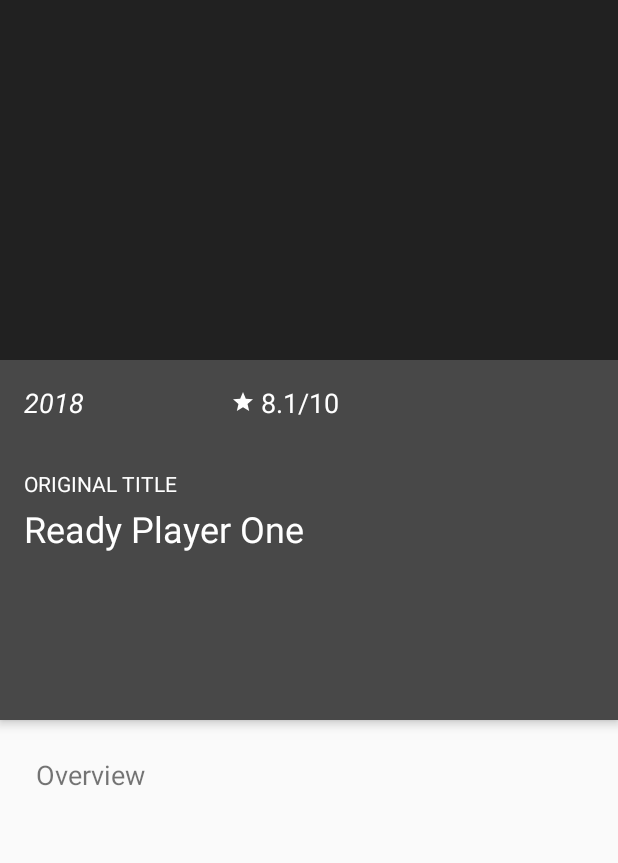
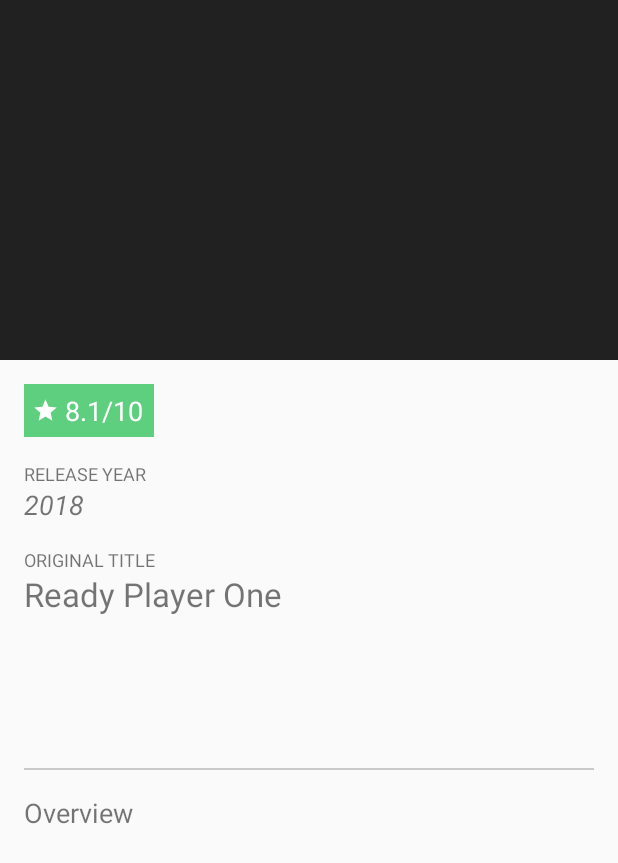
Before and after one commit to meekmika/popular-movies-stage-1, an Android app: the layout activity_detail.xml on its own in the app's theme, with its tools: preview values and no code run, on a phone screen of 412 x 824 dp. Shown: the top 863 px of the screen. Run offline under Robolectric (Android 15) with nearby library versions, the phone set to English and light mode, and no system bars; plain views replace CollapsingToolbarLayout.

Commit message:
change layout for Detail view

```diff
--- a/app/src/main/AndroidManifest.xml
+++ b/app/src/main/AndroidManifest.xml
@@ -19,8 +19,10 @@
                 <category android:name="android.intent.category.LAUNCHER" />
             </intent-filter>
         </activity>
-        <activity android:name=".DetailActivity"
-            android:parentActivityName=".MainActivity"></activity>
+        <activity
+            android:name=".DetailActivity"
+            android:parentActivityName=".MainActivity" />
+        <activity android:name=".SettingsActivity"></activity>
     </application>
 
 </manifest>
--- a/app/src/main/java/com/example/android/popularmovies/DetailActivity.java
+++ b/app/src/main/java/com/example/android/popularmovies/DetailActivity.java
@@ -40,7 +40,7 @@ public class DetailActivity extends AppCompatActivity {
         setSupportActionBar(mToolbar);
         getSupportActionBar().setDisplayHomeAsUpEnabled(true);
 
-        mMovie = getIntent().getParcelableExtra(getString(R.string.MOVIE));
+        mMovie = getIntent().getParcelableExtra(getString(R.string.movie_key));
 
         mCollapsingToolbarLayout.setTitle(mMovie.getTitle());
         mCollapsingToolbarLayout.setExpandedTitleTextAppearance(R.style.ExpandedTitleTextStyle);
--- a/app/src/main/java/com/example/android/popularmovies/MainActivity.java
+++ b/app/src/main/java/com/example/android/popularmovies/MainActivity.java
@@ -14,7 +14,6 @@ import android.util.Log;
 import android.view.View;
 import android.widget.LinearLayout;
 import android.widget.ProgressBar;
-import android.widget.Toast;
 
 import com.example.android.popularmovies.data.model.Movie;
 import com.example.android.popularmovies.data.model.TMDBResponse;
@@ -23,7 +22,6 @@ import com.example.android.popularmovies.utils.ApiUtils;
 
 import butterknife.BindView;
 import butterknife.ButterKnife;
-import butterknife.Optional;
 import retrofit2.Call;
 import retrofit2.Callback;
 import retrofit2.Response;
@@ -95,7 +93,7 @@ public class MainActivity extends AppCompatActivity implements MoviePosterAdapte
         Context context = this;
         Class destinationClass = DetailActivity.class;
         Intent intentToStartDetailActivity = new Intent(context, destinationClass);
-        intentToStartDetailActivity.putExtra(getString(R.string.MOVIE), selectedMovie);
+        intentToStartDetailActivity.putExtra(getString(R.string.movie_key), selectedMovie);
         startActivity(intentToStartDetailActivity);
     }
 
--- a/app/src/main/res/layout/activity_detail.xml
+++ b/app/src/main/res/layout/activity_detail.xml
@@ -51,114 +51,105 @@
         <LinearLayout
             android:layout_width="match_parent"
             android:layout_height="wrap_content"
-            android:orientation="vertical">
+            android:orientation="vertical"
+            android:padding="16dp">
 
             <LinearLayout
                 android:layout_width="match_parent"
                 android:layout_height="wrap_content"
-                android:background="@color/colorPrimaryLight"
                 android:minHeight="240dp"
-                android:orientation="horizontal"
-                android:elevation="4dp">
+                android:orientation="horizontal">
 
-                <android.support.constraint.ConstraintLayout
+                <LinearLayout
                     android:layout_width="0dp"
-                    android:layout_height="wrap_content"
+                    android:layout_height="match_parent"
+                    android:layout_marginRight="16dp"
                     android:layout_weight="1"
+                    android:orientation="vertical">
 
-                    android:orientation="vertical">
+                    <LinearLayout
+                        android:layout_width="wrap_content"
+                        android:layout_height="wrap_content"
+                        android:layout_marginBottom="16dp"
+                        android:background="@color/colorAccent"
+                        android:gravity="center_vertical"
+                        android:orientation="horizontal"
+                        android:padding="5dp">
+
+                        <ImageView
+                            android:layout_width="18dp"
+                            android:layout_height="18dp"
+                            android:layout_marginRight="4dp"
+                            android:src="@drawable/ic_star_white_24dp" />
+
+                        <TextView
+                            android:id="@+id/tv_movie_rating"
+                            android:layout_width="wrap_content"
+                            android:layout_height="wrap_content"
+                            android:layout_marginRight="2dp"
+                            android:textColor="@android:color/white"
+                            android:textSize="18sp"
+                            tools:text="8.1/10" />
+
+                    </LinearLayout>
+
+                    <TextView
+                        android:layout_width="wrap_content"
+                        android:layout_height="wrap_content"
+                        android:text="Release year"
+                        android:textAllCaps="true"
+                        android:textSize="12sp" />
 
                     <TextView
                         android:id="@+id/tv_movie_release_date"
                         android:layout_width="wrap_content"
                         android:layout_height="wrap_content"
-                        android:layout_marginLeft="16dp"
-                        android:layout_marginStart="16dp"
-                        android:layout_marginTop="16dp"
-                        android:textColor="@android:color/white"
+                        android:layout_marginBottom="16dp"
                         android:textSize="18sp"
                         android:textStyle="italic"
-                        app:layout_constraintStart_toStartOf="parent"
-                        app:layout_constraintTop_toTopOf="parent"
                         tools:text="2018" />
 
-                    <ImageView
-                        android:id="@+id/imageView"
-                        android:layout_width="16dp"
-                        android:layout_height="16dp"
-                        android:layout_marginEnd="4dp"
-                        android:layout_marginRight="4dp"
-                        android:layout_marginTop="20dp"
-                        android:src="@drawable/ic_star_white_24dp"
-                        app:layout_constraintEnd_toStartOf="@+id/tv_movie_rating"
-                        app:layout_constraintTop_toTopOf="parent" />
 
                     <TextView
-                        android:id="@+id/tv_movie_rating"
                         android:layout_width="wrap_content"
                         android:layout_height="wrap_content"
-                        android:layout_marginEnd="16dp"
-                        android:layout_marginRight="16dp"
-                        android:layout_marginTop="16dp"
-                        android:textColor="@android:color/white"
-                        android:textSize="18sp"
-                        app:layout_constraintEnd_toEndOf="parent"
-                        app:layout_constraintTop_toTopOf="parent"
-                        tools:text="8.1/10" />
-
-                    <TextView
-                        android:id="@+id/textView"
-                        android:layout_width="wrap_content"
-                        android:layout_height="wrap_content"
-                        android:layout_marginLeft="16dp"
-                        android:layout_marginStart="16dp"
-                        android:layout_marginTop="32dp"
                         android:text="@string/original_title"
                         android:textAllCaps="true"
-                        android:textColor="@android:color/white"
-                        android:textSize="14sp"
-                        app:layout_constraintStart_toStartOf="parent"
-                        app:layout_constraintTop_toBottomOf="@+id/tv_movie_release_date" />
+                        android:textSize="12sp" />
 
                     <TextView
                         android:id="@+id/tv_movie_original_title"
                         android:layout_width="wrap_content"
                         android:layout_height="wrap_content"
-                        android:layout_marginLeft="16dp"
-                        android:layout_marginStart="16dp"
-                        android:layout_marginTop="4dp"
-                        android:textColor="@android:color/white"
                         android:paddingRight="16dp"
-                        android:textSize="24sp"
-                        app:layout_constraintStart_toStartOf="parent"
-                        app:layout_constraintTop_toBottomOf="@+id/textView"
+                        android:textSize="22sp"
                         tools:text="Ready Player One" />
 
-                </android.support.constraint.ConstraintLayout>
+                </LinearLayout>
 
                 <ImageView
                     android:id="@+id/iv_movie_poster"
-                    android:layout_width="170dp"
-                    android:layout_height="match_parent"
-                    android:scaleType="centerCrop" />
+                    android:layout_width="160dp"
+                    android:layout_height="wrap_content"
+                    android:scaleType="centerCrop"
+                    tools:background="@color/colorPrimary" />
 
             </LinearLayout>
+
+            <include layout="@layout/divider" />
 
             <TextView
                 android:layout_width="wrap_content"
                 android:layout_height="wrap_content"
                 android:text="@string/overview"
-                android:layout_marginTop="24dp"
-                android:layout_marginLeft="24dp"
                 android:textSize="18sp" />
 
             <TextView
                 android:id="@+id/tv_movie_overview"
                 android:layout_width="wrap_content"
                 android:layout_height="wrap_content"
-                android:layout_marginTop="8dp"
-                android:layout_marginLeft="24dp"
-                android:layout_marginRight="24dp"/>
+                android:layout_marginBottom="16dp"
+                android:layout_marginTop="8dp" />
 
         </LinearLayout>
 
--- /dev/null
+++ b/app/src/main/res/layout/divider.xml
@@ -0,0 +1,7 @@
+<?xml version="1.0" encoding="utf-8"?>
+<View xmlns:android="http://schemas.android.com/apk/res/android"
+    android:layout_width="match_parent"
+    android:layout_height="1dp"
+    android:layout_marginBottom="16dp"
+    android:layout_marginTop="16dp"
+    android:background="@color/colorBlackTranslucent" />
--- a/app/src/main/res/values/colors.xml
+++ b/app/src/main/res/values/colors.xml
@@ -3,7 +3,8 @@
     <color name="colorPrimary">#212121</color>
     <color name="colorPrimaryDark">#000000</color>
     <color name="colorPrimaryLight">#484848</color>
-    <color name="colorAccent">#00c853</color>
+    <color name="colorAccent">#5ece7f</color>
 
-    <color name="textShadow">#7F000000</color>
+    <color name="colorTextShadow">#7F000000</color>
+    <color name="colorBlackTranslucent">#32000000</color>
 </resources>
--- a/app/src/main/res/values/strings.xml
+++ b/app/src/main/res/values/strings.xml
@@ -1,7 +1,7 @@
 <resources>
     <string name="app_name">Popular Movies</string>
 
-    <string translatable="false" name="MOVIE">movie</string>
+    <string name="movie_key" translatable="false">movie</string>
 
     <string name="error_message_no_internet_title">Uh oh!</string>
     <string name="error_message_no_internet">Make sure you are connected to the internet</string>
```
